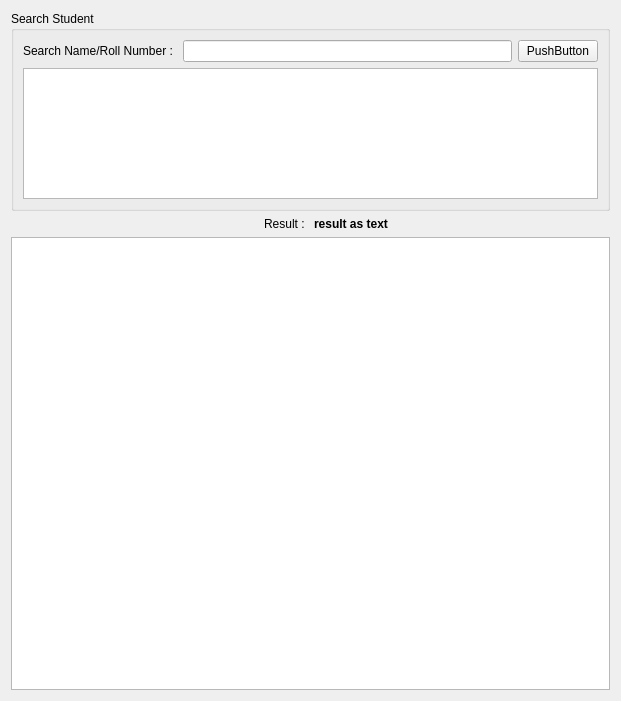
Qt form gui/main.ui (NirajSudhirMehta/Find-Expected-Location-of-Person) before a commit.
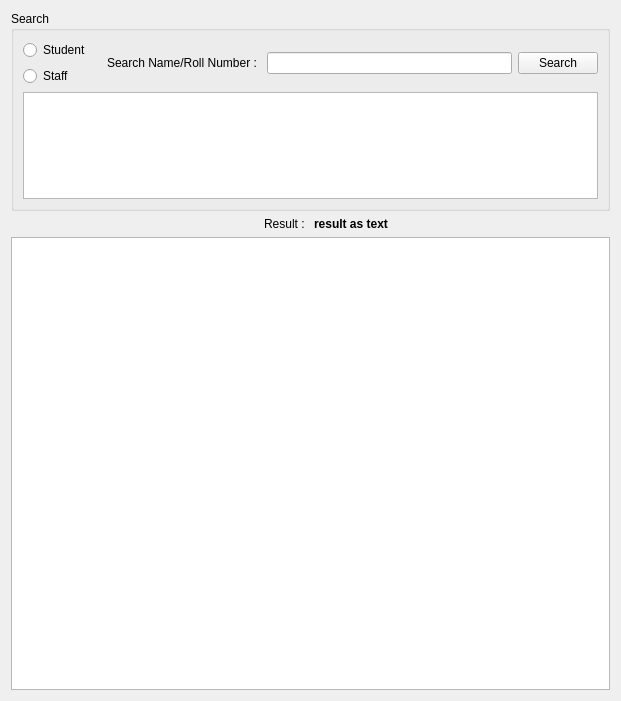
The same form after that commit.

Diff of the .ui file:
```diff
--- a/gui/main.ui
+++ b/gui/main.ui
@@ -23,11 +23,32 @@
       </size>
      </property>
      <property name="title">
-      <string>Search Student</string>
+      <string>Search</string>
      </property>
      <layout class="QVBoxLayout" name="verticalLayout_4">
       <item>
        <layout class="QHBoxLayout" name="horizontalLayout">
+        <item>
+         <layout class="QVBoxLayout" name="verticalLayout_2">
+          <property name="rightMargin">
+           <number>10</number>
+          </property>
+          <item>
+           <widget class="QRadioButton" name="radioButton_3">
+            <property name="text">
+             <string>Student</string>
+            </property>
+           </widget>
+          </item>
+          <item>
+           <widget class="QRadioButton" name="radioButton">
+            <property name="text">
+             <string>Staff</string>
+            </property>
+           </widget>
+          </item>
+         </layout>
+        </item>
         <item>
          <widget class="QLabel" name="label">
           <property name="text">
@@ -41,7 +62,7 @@
         <item>
          <widget class="QPushButton" name="pushButton">
           <property name="text">
-           <string>PushButton</string>
+           <string>Search</string>
           </property>
          </widget>
         </item>
```
Left out of the diff: 2 changed lines with no effect on the pictures.
